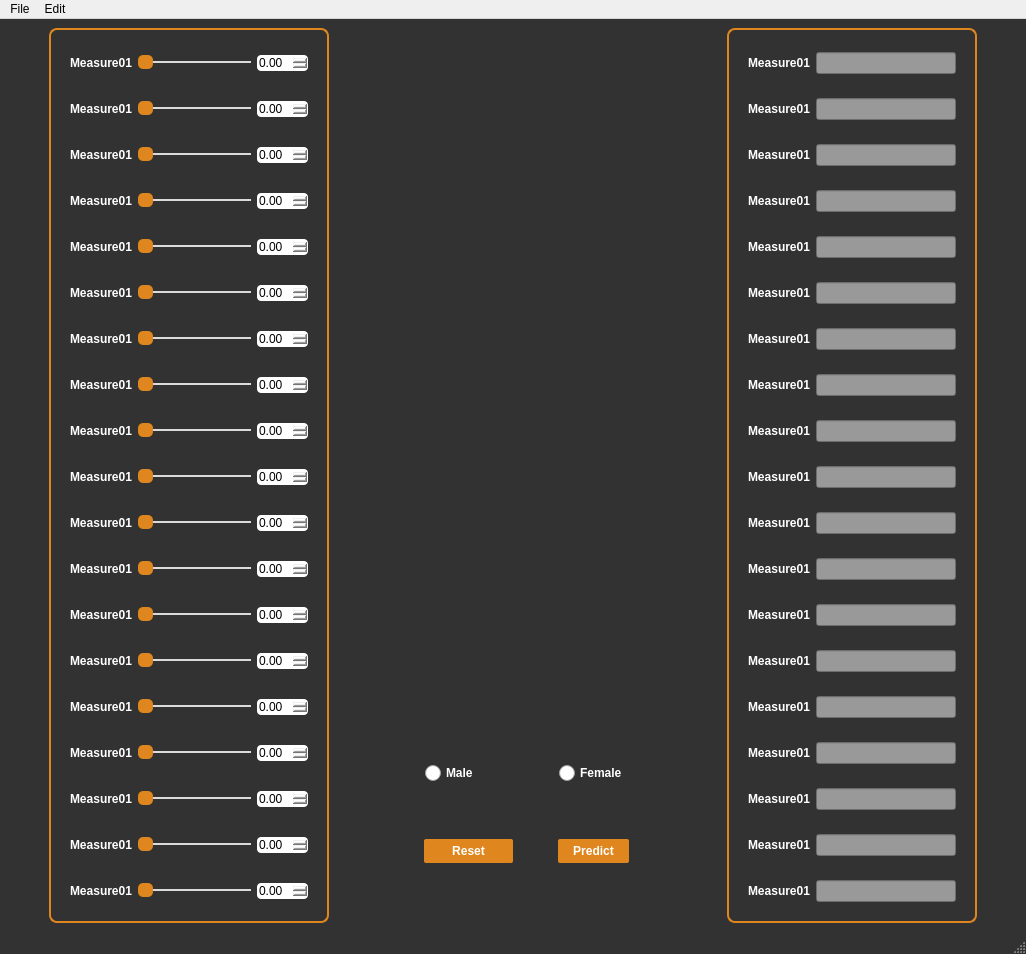
Qt form src/python_script/GUI/src/ui.ui (Dunky-Z/human-reconstruction) before a commit.
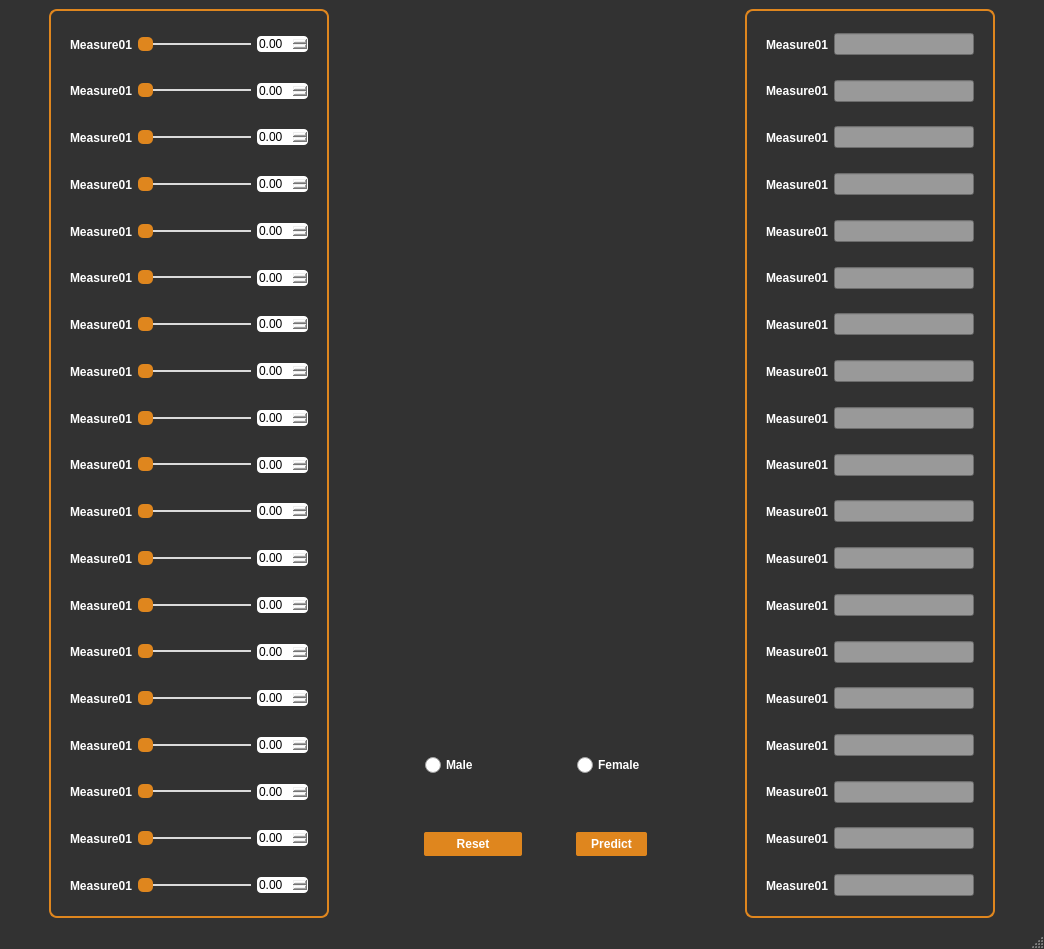
The same form after that commit. Icons and pictures are not drawn.

```diff
--- a/src/python_script/GUI/src/ui.ui
+++ b/src/python_script/GUI/src/ui.ui
@@ -9,8 +9,8 @@
    <rect>
     <x>0</x>
     <y>0</y>
-    <width>1026</width>
-    <height>911</height>
+    <width>1044</width>
+    <height>949</height>
    </rect>
   </property>
   <property name="windowTitle">
@@ -2242,25 +2242,10 @@
     <rect>
      <x>0</x>
      <y>0</y>
-     <width>1026</width>
+     <width>1044</width>
      <height>23</height>
     </rect>
    </property>
-   <widget class="QMenu" name="menuFile">
-    <property name="title">
-     <string>File</string>
-    </property>
-    <addaction name="actionOpen"/>
-    <addaction name="actionSave"/>
-    <addaction name="actionClose"/>
-   </widget>
-   <widget class="QMenu" name="menuEdit">
-    <property name="title">
-     <string>Edit</string>
-    </property>
-   </widget>
-   <addaction name="menuFile"/>
-   <addaction name="menuEdit"/>
   </widget>
   <widget class="QStatusBar" name="statusbar"/>
   <action name="actionOpen">
```
Left out of the diff: 23 changed lines with no effect on the pictures.
